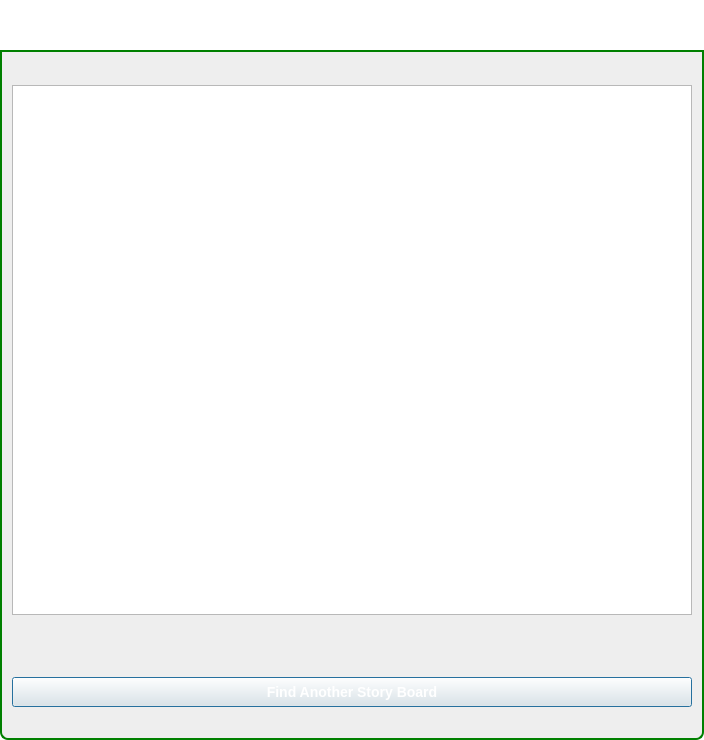
brettrjones/gotvptop, file GoTvApps/GoTvCommon/Forms/ActivityScanStoryBoards.ui: the form before one commit.
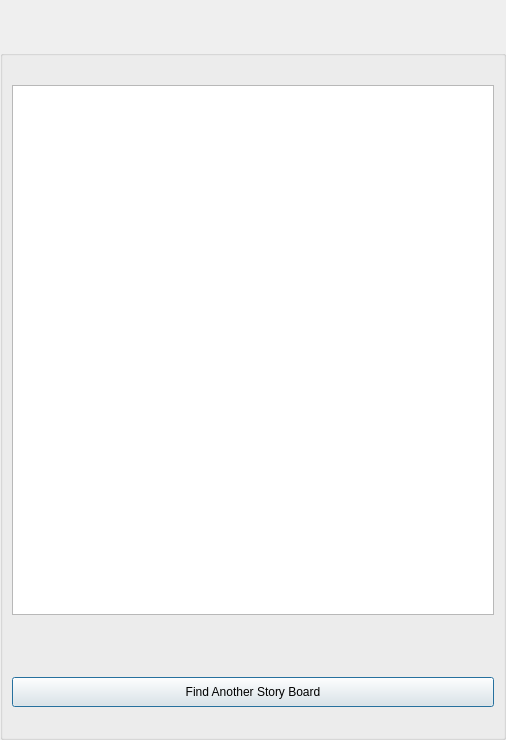
The form after the commit. Icons and pictures are not drawn. Custom widgets are drawn as their Qt base class.

```diff
--- a/GoTvApps/GoTvCommon/Forms/ActivityScanStoryBoards.ui
+++ b/GoTvApps/GoTvCommon/Forms/ActivityScanStoryBoards.ui
@@ -9,7 +9,7 @@
    <rect>
     <x>0</x>
     <y>0</y>
-    <width>704</width>
+    <width>506</width>
     <height>740</height>
    </rect>
   </property>
@@ -22,71 +22,6 @@
   <property name="toolTip">
    <string/>
   </property>
-  <property name="styleSheet">
-   <string notr="true">QDialog#ScanStoryBoardsDialog
-{   
-color: transparent;
-background-color: transparent;
-border: 1px solid transparent;
-border-radius: 8px; 
-}
-
-#TitleGroupBox
-{   
-color: black;
-background-color: rgb(50,238,17);
-border: 2px solid green;
-border-top-left-radius: 8px; 
-border-top-right-radius: 8px;
-}
-
-#TitleLabel
-{   
-color: black;
-}
-
-#ItemsGroupBox
-{   
-background-color: rgb(238,238,238);
-border: 2px solid green;
-border-top-color: green; 
-border-bottom-left-radius: 8px; 
-border-bottom-right-radius: 8px;
-}
-
-#ProfileFrame
-{   
-background-color: white;
-border: 1px solid black;
-}
-
-QPushButton
-{
-color: white;
-font: bold 14px;
-border-width: 10;
-border-image: url(:/MyP2PWeb/Resources/button_green_normal.png)10;
-padding: -10;
-}
-
-QPushButton:pressed
-{
-border-width: 10;
-border-image: url(:/MyP2PWeb/Resources/button_green_pressed.png);
-padding: -10;
-}
-
-QPushButton#ExitDialogButton
-{
-color: black;
-font: bold 14px;
-border-image: none;
-}
-QTextEdit#StoryEdit
-{ 
-	border-image: url(:/MyP2PWeb/Resources/storyboard_background.png) 2;
-}</string>
-  </property>
   <layout class="QVBoxLayout" name="verticalLayout">
    <property name="spacing">
     <number>0</number>
@@ -229,6 +164,12 @@
    <header>TitleBarWidget.h</header>
    <container>1</container>
   </customwidget>
+  <customwidget>
+   <class>BottomBarWidget</class>
+   <extends>QWidget</extends>
+   <header location="global">BottomBarWidget.h</header>
+   <container>1</container>
+  </customwidget>
   <customwidget>
    <class>VxPushButton</class>
    <extends>QPushButton</extends>
```
Left out of the diff: 21 changed lines with no effect on the pictures.
